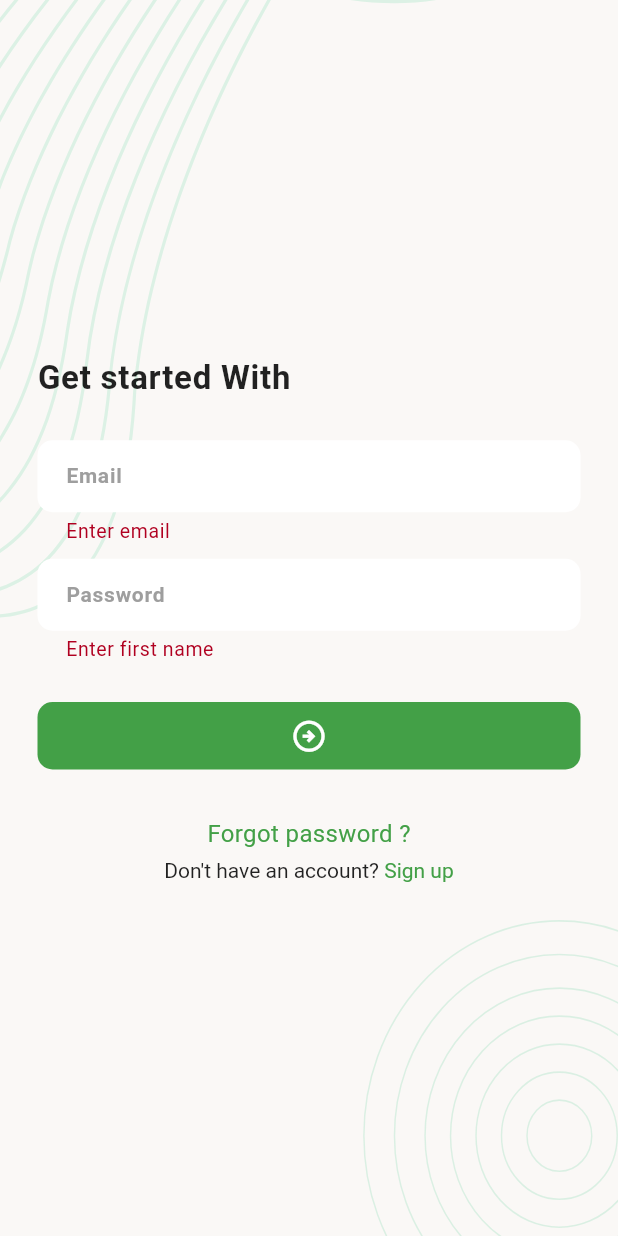
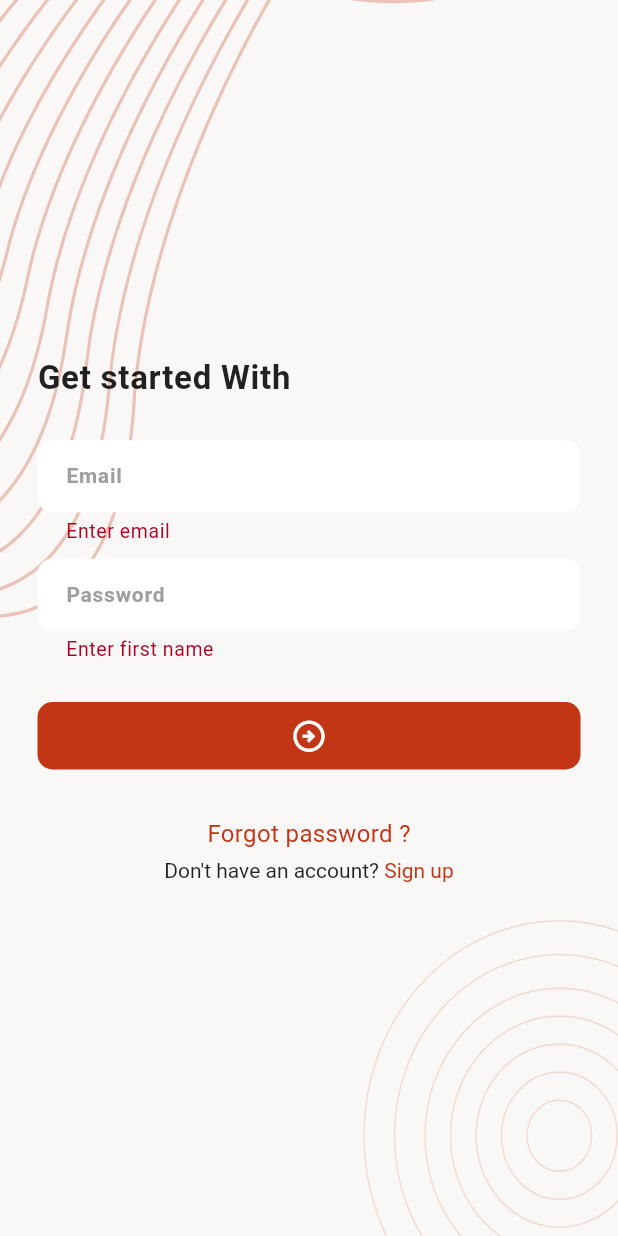
Before and after one commit to dev-ajijul-islam/task_manager_app, a Flutter app: the screen it shows after launch, after a tap on the "arrow circle right" icon, on a phone screen of 412 x 824 dp. Run offline on Flutter 3.47's test engine with Material 3 defaults, Android fonts, the phone set to English and light mode, and no system bars; our stand-ins replace email_validator, flutter_svg, image_picker, pin_code_fields, shared_preferences; accounts and stored records are empty; network calls fail.

Commit message:
app theme changed

```diff
--- a/lib/app.dart
+++ b/lib/app.dart
@@ -20,7 +20,7 @@ class TaskManager extends StatefulWidget {
 class _TaskManagerState extends State<TaskManager> {
   @override
   Widget build(BuildContext context) {
-    final baseColor = Colors.green.shade600;
+    final baseColor = Color(0xFFc23616);
 
     return MaterialApp(
       debugShowCheckedModeBanner: false,
--- a/lib/ui/screens/splash_screen.dart
+++ b/lib/ui/screens/splash_screen.dart
@@ -40,7 +40,7 @@ class _SplashScreenState extends State<SplashScreen> {
   Widget build(BuildContext context) {
     return Scaffold(
       body: ScreenBackground(
-        child: Center(child: SvgPicture.asset(AssetsPath.logoSvg)),
+        child: Center(child: Image.asset(width: 150, AssetsPath.logo)),
       ),
     );
   }
--- a/lib/ui/widgets/app_bar_widget.dart
+++ b/lib/ui/widgets/app_bar_widget.dart
@@ -26,7 +26,7 @@ class AppbarWidget extends StatelessWidget implements PreferredSizeWidget {
             children: [
               CircleAvatar(
                 radius: 22,
-                backgroundColor: Colors.green.shade400,
+                backgroundColor: ColorScheme.of(context).secondary,
                 backgroundImage: userImage,
                 child: userImage == null
                     ? Text(
--- a/lib/utils/assets_path.dart
+++ b/lib/utils/assets_path.dart
@@ -1,6 +1,6 @@
 class AssetsPath {
   static String basePath = "assets/images";
-  static String logoSvg = "$basePath/logo.svg";
+  static String logo = "$basePath/logo.png";
   static String backgroundSvg = "$basePath/background.svg";
 
 }
```
Also changed, not shown: assets/images/background.svg, assets/images/logo.png (added), assets/images/logo.svg (deleted).
